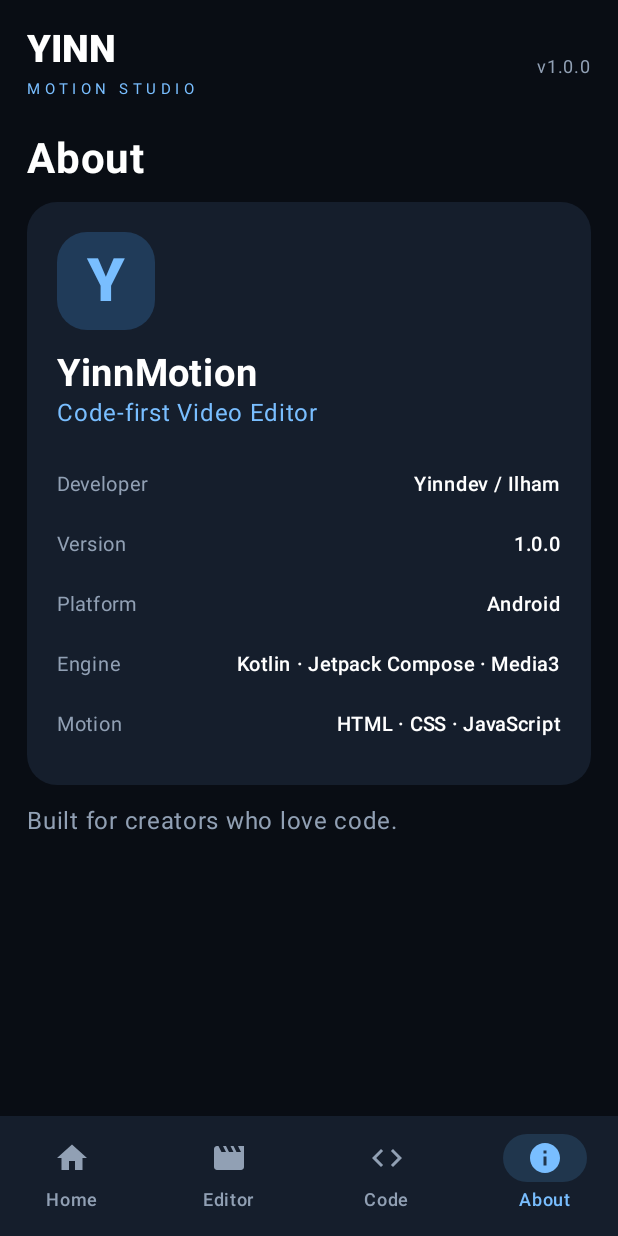
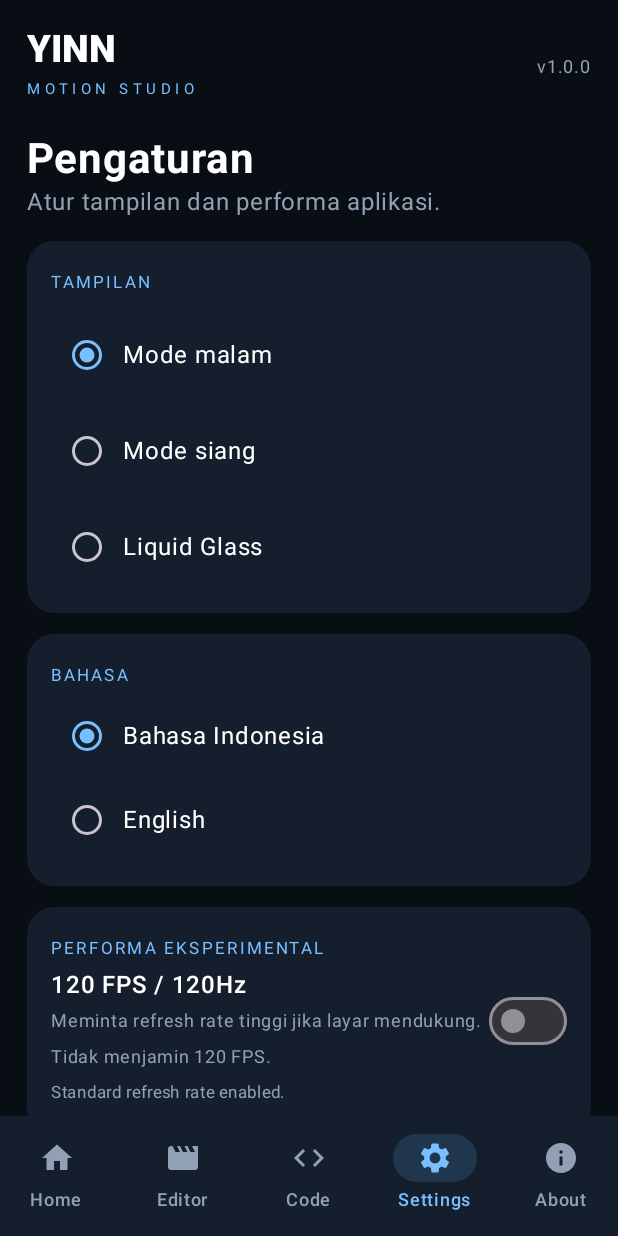
Before and after one commit to YINNSTORE/YinnMotion, an Android app built with Jetpack Compose: the screen it shows after launch (MainActivity), item 4 of the bottom bar chosen, on a phone screen of 412 x 824 dp. Run offline under Robolectric (Android 15) with nearby library versions, the phone set to English and light mode, and no system bars.

Commit message:
Add persistent settings for themes language and high refresh rate

```diff
--- a/app/src/main/java/com/yinndev/yinnmotion/MainActivity.kt
+++ b/app/src/main/java/com/yinndev/yinnmotion/MainActivity.kt
@@ -2,6 +2,7 @@ package com.yinndev.yinnmotion
 
 import android.net.Uri
 import android.os.Bundle
+import android.content.Context
 import androidx.activity.ComponentActivity
 import androidx.activity.compose.rememberLauncherForActivityResult
 import androidx.activity.compose.setContent
@@ -24,21 +25,44 @@ import androidx.compose.ui.text.font.FontWeight
 import androidx.compose.ui.unit.dp
 import androidx.compose.ui.unit.sp
 
-private val bg = Color(0xFF090D14)
-private val panel = Color(0xFF151E2C)
-private val blue = Color(0xFF79BEFF)
-private val muted = Color(0xFF91A0B4)
+private var bg = Color(0xFF090D14)
+private var panel = Color(0xFF151E2C)
+private var blue = Color(0xFF79BEFF)
+private var muted = Color(0xFF91A0B4)
 
 class MainActivity : ComponentActivity() {
     override fun onCreate(savedInstanceState: Bundle?) {
         super.onCreate(savedInstanceState)
-        setContent { YinnMotionApp() }
+        setContent { YinnMotionApp(this) }
     }
 }
 
 @Composable
-private fun YinnMotionApp() {
+private fun YinnMotionApp(activity: ComponentActivity) {
+    val prefs = remember { activity.getSharedPreferences("yinnmotion_settings", Context.MODE_PRIVATE) }
+    var appearance by remember { mutableStateOf(prefs.getString("appearance", "dark") ?: "dark") }
+    var language by remember { mutableStateOf(prefs.getString("language", "id") ?: "id") }
+    var highFps by remember { mutableStateOf(prefs.getBoolean("high_fps", false)) }
+    var settingsNotice by remember { mutableStateOf("") }
     var page by remember { mutableStateOf("Home") }
+
+    LaunchedEffect(appearance, language, highFps) {
+        prefs.edit().putString("appearance", appearance).putString("language", language).putBoolean("high_fps", highFps).apply()
+        when (appearance) {
+            "light" -> { bg = Color(0xFFF3F6FB); panel = Color.White; blue = Color(0xFF1769AA); muted = Color(0xFF5E6B7A) }
+            "glass" -> { bg = Color(0xFF101B2B); panel = Color(0xAA263D58); blue = Color(0xFF9BD5FF); muted = Color(0xFFB1C4D8) }
+            else -> { bg = Color(0xFF090D14); panel = Color(0xFF151E2C); blue = Color(0xFF79BEFF); muted = Color(0xFF91A0B4) }
+        }
+        if (android.os.Build.VERSION.SDK_INT >= 23) {
+            val attrs = activity.window.attributes
+            attrs.preferredRefreshRate = if (highFps) 120f else 0f
+            activity.window.attributes = attrs
+            if (highFps) {
+                val supported = activity.windowManager.defaultDisplay.supportedModes.any { it.refreshRate >= 119f }
+                settingsNotice = if (supported) "120Hz requested; actual FPS depends on device and workload." else "This display does not expose a 120Hz mode."
+            } else settingsNotice = "Standard refresh rate enabled."
+        }
+    }
     var projectName by remember { mutableStateOf("Untitled Project") }
     var tab by remember { mutableStateOf("HTML") }
     var html by remember { mutableStateOf("<div class=\"scene\">\\n  <h1>Hello YinnMotion</h1>\\n</div>") }
@@ -58,7 +82,7 @@ private fun YinnMotionApp() {
     MaterialTheme(colorScheme = darkColorScheme(primary = blue, background = bg, surface = panel)) {
         Scaffold(containerColor = bg, bottomBar = {
             NavigationBar(containerColor = panel) {
-                listOf("Home" to Icons.Default.Home, "Editor" to Icons.Default.Movie, "Code" to Icons.Default.Code, "About" to Icons.Default.Info).forEach { (label, icon) ->
+                listOf("Home" to Icons.Default.Home, "Editor" to Icons.Default.Movie, "Code" to Icons.Default.Code, "Settings" to Icons.Default.Settings, "About" to Icons.Default.Info).forEach { (label, icon) ->
                     NavigationBarItem(selected = page == label, onClick = { page = label }, icon = { Icon(icon, null) }, label = { Text(label) },
                         colors = NavigationBarItemDefaults.colors(selectedIconColor = blue, selectedTextColor = blue, indicatorColor = Color(0xFF20364D), unselectedIconColor = muted, unselectedTextColor = muted))
                 }
@@ -76,6 +100,7 @@ private fun YinnMotionApp() {
                     "Home" -> HomeScreen(projectName, { projectName = it }, assets.size, notice, { page = "Editor" }, { mediaPicker.launch(arrayOf("video/*", "image/*")) }, { audioPicker.launch(arrayOf("audio/*")) })
                     "Editor" -> EditorScreen(assets.toList(), { mediaPicker.launch(arrayOf("video/*", "image/*")) }, { audioPicker.launch(arrayOf("audio/*")) }, { page = "Code" })
                     "Code" -> CodeScreen(tab, { tab = it }, html, { html = it }, css, { css = it }, js, { js = it })
+                    "Settings" -> SettingsScreen(appearance, { appearance = it }, language, { language = it }, highFps, { highFps = it }, settingsNotice)
                     else -> AboutScreen()
                 }
             }
@@ -180,6 +205,66 @@ private fun CodeScreen(tab: String, setTab: (String) -> Unit, html: String, setH
     }
 }
 
+
+@Composable
+private fun SettingsScreen(
+    appearance: String, setAppearance: (String) -> Unit,
+    language: String, setLanguage: (String) -> Unit,
+    highFps: Boolean, setHighFps: (Boolean) -> Unit,
+    notice: String
+) {
+    val id = language == "id"
+    val titleColor = if (appearance == "light") Color(0xFF17212E) else Color.White
+    LazyColumn(verticalArrangement = Arrangement.spacedBy(14.dp)) {
+        item {
+            Text(if (id) "Pengaturan" else "Settings", fontSize = 28.sp, fontWeight = FontWeight.Bold, color = titleColor)
+            Text(if (id) "Atur tampilan dan performa aplikasi." else "Customize appearance and performance.", color = muted)
+        }
+        item {
+            Surface(color = panel, shape = RoundedCornerShape(18.dp), modifier = Modifier.fillMaxWidth()) {
+                Column(Modifier.padding(16.dp), verticalArrangement = Arrangement.spacedBy(8.dp)) {
+                    Text(if (id) "TAMPILAN" else "APPEARANCE", color = blue, fontSize = 11.sp, letterSpacing = 2.sp)
+                    listOf("dark" to (if (id) "Mode malam" else "Dark mode"), "light" to (if (id) "Mode siang" else "Light mode"), "glass" to "Liquid Glass").forEach { (value, label) ->
+                        Row(Modifier.fillMaxWidth().clickable { setAppearance(value) }.padding(vertical = 4.dp), verticalAlignment = Alignment.CenterVertically) {
+                            RadioButton(selected = appearance == value, onClick = { setAppearance(value) })
+                            Text(label, color = titleColor)
+                        }
+                    }
+                }
+            }
+        }
+        item {
+            Surface(color = panel, shape = RoundedCornerShape(18.dp), modifier = Modifier.fillMaxWidth()) {
+                Column(Modifier.padding(16.dp)) {
+                    Text(if (id) "BAHASA" else "LANGUAGE", color = blue, fontSize = 11.sp, letterSpacing = 2.sp)
+                    listOf("id" to "Bahasa Indonesia", "en" to "English").forEach { (value, label) ->
+                        Row(Modifier.fillMaxWidth().clickable { setLanguage(value) }.padding(vertical = 4.dp), verticalAlignment = Alignment.CenterVertically) {
+                            RadioButton(selected = language == value, onClick = { setLanguage(value) })
+                            Text(label, color = titleColor)
+                        }
+                    }
+                }
+            }
+        }
+        item {
+            Surface(color = panel, shape = RoundedCornerShape(18.dp), modifier = Modifier.fillMaxWidth()) {
+                Column(Modifier.padding(16.dp)) {
+                    Text(if (id) "PERFORMA EKSPERIMENTAL" else "EXPERIMENTAL PERFORMANCE", color = blue, fontSize = 11.sp, letterSpacing = 2.sp)
+                    Row(Modifier.fillMaxWidth(), verticalAlignment = Alignment.CenterVertically) {
+                        Column(Modifier.weight(1f)) {
+                            Text("120 FPS / 120Hz", color = titleColor, fontWeight = FontWeight.SemiBold)
+                            Text(if (id) "Meminta refresh rate tinggi jika layar mendukung. Tidak menjamin 120 FPS." else "Requests a high refresh rate when supported. Does not guarantee 120 FPS.", color = muted, fontSize = 12.sp)
+                        }
+                        Switch(checked = highFps, onCheckedChange = setHighFps)
+                    }
+                    if (notice.isNotBlank()) Text(notice, color = muted, fontSize = 11.sp)
+                }
+            }
+        }
+        item { Text(if (id) "Pengaturan tersimpan otomatis. Fitur 120Hz bergantung pada perangkat." else "Settings save automatically. 120Hz depends on device support.", color = muted, fontSize = 12.sp) }
+    }
+}
+
 @Composable
 private fun AboutScreen() {
     Column(verticalArrangement = Arrangement.spacedBy(12.dp)) {
```
